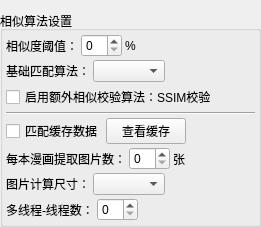
The window that ui/src/ui_widget_option.ui (PPJUST/ComicDup) describes before a commit, drawn with Qt 5.
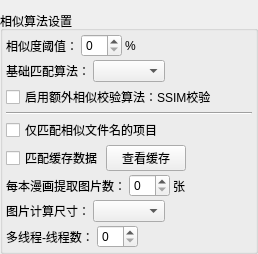
The same window after the commit.

Commit message: 新增功能 仅匹配相似文件名 调整部分程序逻辑

What changed in the file:
```diff
--- a/ui/src/ui_widget_option.ui
+++ b/ui/src/ui_widget_option.ui
@@ -6,8 +6,8 @@
    <rect>
     <x>0</x>
     <y>0</y>
-    <width>261</width>
-    <height>221</height>
+    <width>258</width>
+    <height>248</height>
    </rect>
   </property>
   <property name="windowTitle">
@@ -139,6 +139,13 @@
         </property>
        </widget>
       </item>
+      <item>
+       <widget class="QCheckBox" name="checkBox_match_similar">
+        <property name="text">
+         <string>仅匹配相似文件名的项目</string>
+        </property>
+       </widget>
+      </item>
       <item>
        <layout class="QHBoxLayout" name="horizontalLayout_7">
         <item>
```
The commit also changes 9 other files.
